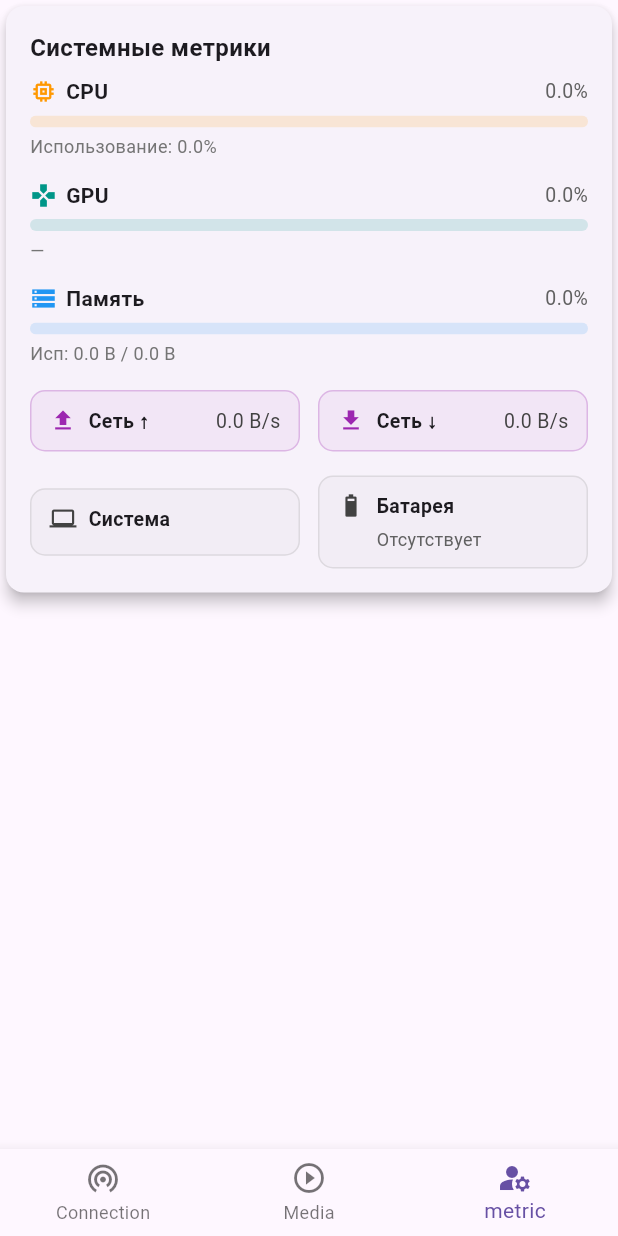
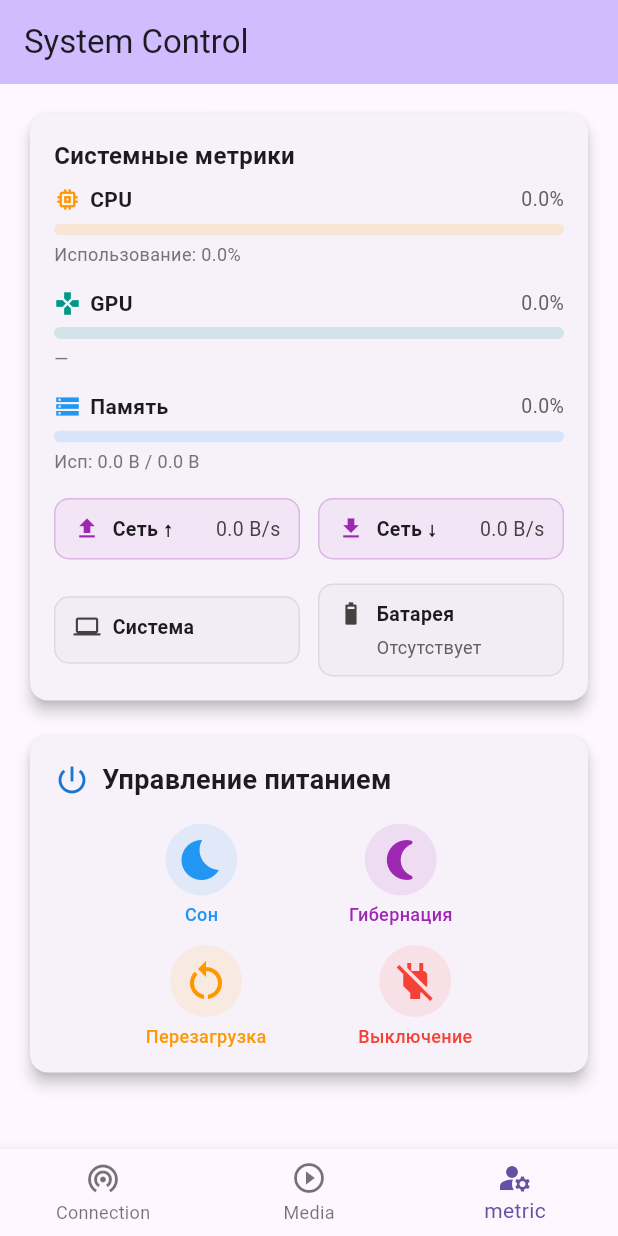
Before and after one commit to IWDNO/OHMAMI, a Flutter app: the screen it shows after launch, item 3 of the bottom bar chosen, on a phone screen of 412 x 824 dp. Run offline on Flutter 3.47's test engine with Material 3 defaults, Android fonts, the light colour scheme and no system bars; our stand-ins replace multicast_dns.

Commit message:
add power_widget and system_screen

```diff
--- a/ohmami_app/lib/main.dart
+++ b/ohmami_app/lib/main.dart
@@ -1,10 +1,9 @@
 import 'package:flutter/material.dart';
+import 'package:ohmami_app/screens/system_screen.dart';
 import 'package:ohmami_app/widgets/dummy_widget.dart';
-import 'package:ohmami_app/widgets/metrics_widget.dart';
+
 
 import './widgets/connection_widget.dart';
-import './widgets/volume_widget.dart';
-import './widgets/media_widget.dart';
 import './screens/control_screen.dart';
 
 
@@ -26,7 +25,7 @@ class _AppState extends State<App> {
     ConnectionWidget(),
     ControlScreen(),
     // DummyWidget(),
-   MetricsWidget(),
+    SystemScreen(),
   ];
 
   @override
--- /dev/null
+++ b/ohmami_app/lib/screens/system_screen.dart
@@ -0,0 +1,33 @@
+import 'package:flutter/material.dart';
+import 'package:ohmami_app/widgets/metrics_widget.dart';
+import 'package:ohmami_app/widgets/power_widget.dart';
+
+class SystemScreen extends StatelessWidget {
+  const SystemScreen({super.key});
+
+  @override
+  Widget build(BuildContext context) {
+    return Scaffold(
+      appBar: AppBar(
+        title: const Text('System Control'),
+        backgroundColor: Theme.of(context).colorScheme.inversePrimary,
+      ),
+      body: SingleChildScrollView(
+        padding: const EdgeInsets.all(16.0),
+        child: Column(
+          children: [
+            // Media Control Widget
+            MetricsWidget(),
+
+            SizedBox(height: 16),
+
+            // Volume Control Widget
+            PowerWidget(),
+
+            // Добавьте другие виджеты здесь, если нужно
+          ],
+        ),
+      ),
+    );
+  }
+}
--- /dev/null
+++ b/ohmami_app/lib/widgets/power_widget.dart
@@ -0,0 +1,273 @@
+import 'dart:async';
+import 'dart:convert';
+
+import 'package:flutter/material.dart';
+import '../services/connection_service.dart';
+
+class PowerWidget extends StatefulWidget {
+  const PowerWidget({super.key});
+
+  @override
+  State<PowerWidget> createState() => _PowerWidgetState();
+}
+
+class _PowerWidgetState extends State<PowerWidget> {
+  final ConnectionService _connectionService = ConnectionService();
+  StreamSubscription? _wsSubscription;
+
+  bool _isLoading = false;
+
+  @override
+  void initState() {
+    super.initState();
+
+    _wsSubscription = _connectionService.wsMessages.stream.listen((message) {
+      if (mounted) {
+        try {
+          final decoded = json.decode(message);
+          if (decoded is Map && decoded['type'] == 'power_update') {
+            setState(() {
+              // Handle power state updates if needed
+            });
+          }
+        } catch (e) {
+          print('Error parsing WebSocket message: $e');
+        }
+      }
+    });
+  }
+
+  @override
+  void dispose() {
+    _wsSubscription?.cancel();
+    super.dispose();
+  }
+
+  Future<void> _request(String endpoint) async {
+    if (_isLoading) return;
+
+    setState(() {
+      _isLoading = true;
+    });
+
+    try {
+      final response = await _connectionService.request('GET', endpoint);
+      if (response.statusCode == 200) {
+        final data = json.decode(response.body);
+        if (data['status'] == 'ok') {
+          _showSuccessMessage(data['message'] ?? 'Operation completed');
+        } else {
+          _showErrorMessage(data['message'] ?? 'Operation failed');
+        }
+      } else {
+        _showErrorMessage('Server error: ${response.statusCode}');
+      }
+    } catch (e) {
+      _showErrorMessage('Error: $e');
+    } finally {
+      if (mounted) {
+        setState(() {
+          _isLoading = false;
+        });
+      }
+    }
+  }
+
+  void _showSuccessMessage(String message) {
+    ScaffoldMessenger.of(context).showSnackBar(
+      SnackBar(
+        content: Text(message),
+        backgroundColor: Colors.green,
+        duration: const Duration(seconds: 3),
+      ),
+    );
+  }
+
+  void _showErrorMessage(String message) {
+    ScaffoldMessenger.of(context).showSnackBar(
+      SnackBar(
+        content: Text(message),
+        backgroundColor: Colors.red,
+        duration: const Duration(seconds: 3),
+      ),
+    );
+  }
+
+  void _showConfirmationDialog(String title, String message, String endpoint) {
+    showDialog(
+      context: context,
+      builder: (BuildContext context) {
+        return AlertDialog(
+          title: Text(title),
+          content: Text(message),
+          actions: [
+            TextButton(
+              onPressed: () => Navigator.of(context).pop(),
+              child: const Text('Отмена'),
+            ),
+            TextButton(
+              onPressed: () {
+                Navigator.of(context).pop();
+                _request(endpoint);
+              },
+              child: const Text('Подтвердить'),
+            ),
+          ],
+        );
+      },
+    );
+  }
+
+  Future<void> _shutdown() async {
+    _showConfirmationDialog(
+      'Выключение системы',
+      'Вы уверены, что хотите выключить компьютер?',
+      '/shutdown',
+    );
+  }
+
+  Future<void> _restart() async {
+    _showConfirmationDialog(
+      'Перезагрузка системы',
+      'Вы уверены, что хотите перезагрузить компьютер?',
+      '/restart',
+    );
+  }
+
+  Future<void> _sleep() async {
+    _showConfirmationDialog(
+      'Режим сна',
+      'Перевести компьютер в режим сна?',
+      '/sleep',
+    );
+  }
+
+  Future<void> _hibernate() async {
+    _showConfirmationDialog(
+      'Гибернация',
+      'Перевести компьютер в режим гибернации?',
+      '/hibernate',
+    );
+  }
+
+  @override
+  Widget build(BuildContext context) {
+    return Card(
+      elevation: 4,
+      shape: RoundedRectangleBorder(borderRadius: BorderRadius.circular(12)),
+      child: Padding(
+        padding: const EdgeInsets.all(16.0),
+        child: Column(
+          mainAxisSize: MainAxisSize.min,
+          children: [
+            // Header
+            Row(
+              children: [
+                Icon(
+                  Icons.power_settings_new,
+                  color: Colors.blue[700],
+                  size: 24,
+                ),
+                const SizedBox(width: 8),
+                const Text(
+                  'Управление питанием',
+                  style: TextStyle(
+                    fontSize: 18,
+                    fontWeight: FontWeight.bold,
+                  ),
+                ),
+                const Spacer(),
+                if (_isLoading)
+                  const SizedBox(
+                    width: 20,
+                    height: 20,
+                    child: CircularProgressIndicator(strokeWidth: 2),
+                  ),
+              ],
+            ),
+
+            const SizedBox(height: 16),
+
+            // Power control buttons
+            Row(
+              mainAxisAlignment: MainAxisAlignment.spaceEvenly,
+              children: [
+                // Sleep button
+                _buildPowerButton(
+                  icon: Icons.bedtime,
+                  label: 'Сон',
+                  color: Colors.blue,
+                  onPressed: _sleep,
+                ),
+
+                // Hibernate button
+                _buildPowerButton(
+                  icon: Icons.nightlight_round,
+                  label: 'Гибернация',
+                  color: Colors.purple,
+                  onPressed: _hibernate,
+                ),
+              ],
+            ),
+
+            const SizedBox(height: 12),
+
+            Row(
+              mainAxisAlignment: MainAxisAlignment.spaceEvenly,
+              children: [
+                // Restart button
+                _buildPowerButton(
+                  icon: Icons.restart_alt,
+                  label: 'Перезагрузка',
+                  color: Colors.orange,
+                  onPressed: _restart,
+                ),
+
+                // Shutdown button
+                _buildPowerButton(
+                  icon: Icons.power_off,
+                  label: 'Выключение',
+                  color: Colors.red,
+                  onPressed: _shutdown,
+                ),
+              ],
+            ),
+          ],
+        ),
+      ),
+    );
+  }
+
+  Widget _buildPowerButton({
+    required IconData icon,
+    required String label,
+    required Color color,
+    required VoidCallback onPressed,
+  }) {
+    return Column(
+      mainAxisSize: MainAxisSize.min,
+      children: [
+        IconButton(
+          onPressed: _isLoading ? null : onPressed,
+          icon: Icon(icon),
+          iconSize: 32,
+          style: IconButton.styleFrom(
+            backgroundColor: color.withOpacity(0.1),
+            foregroundColor: color,
+            disabledBackgroundColor: Colors.grey.withOpacity(0.1),
+            disabledForegroundColor: Colors.grey,
+          ),
+        ),
+        const SizedBox(height: 4),
+        Text(
+          label,
+          style: TextStyle(
+            fontSize: 12,
+            color: _isLoading ? Colors.grey : color,
+            fontWeight: FontWeight.w500,
+          ),
+        ),
+      ],
+    );
+  }
+}
```
